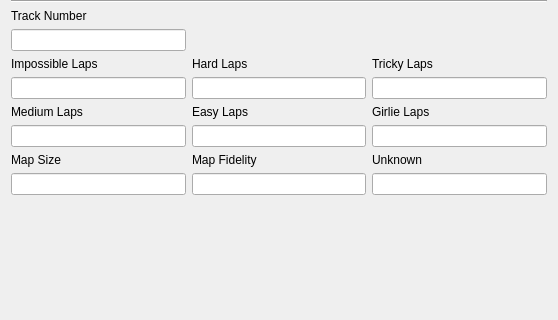
This is TrackEditor/GlobalTrackSettings.ui in Zizin13/Roller as Qt 5 draws it before an edit; both pictures show x 0 to 558 and y 132 to 452 of the 558 by 581 pixel window. The edited form follows.
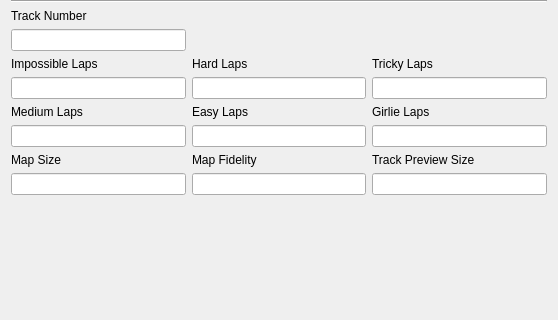
This is the edited form.

```diff
--- a/TrackEditor/GlobalTrackSettings.ui
+++ b/TrackEditor/GlobalTrackSettings.ui
@@ -196,7 +196,7 @@
      <item row="6" column="2">
       <widget class="QLabel" name="lblInfoUnknown">
        <property name="text">
-        <string>Unknown</string>
+        <string>Track Preview Size</string>
        </property>
       </widget>
      </item>
```
Left out of the diff: 4 changed lines with no effect on the pictures.
